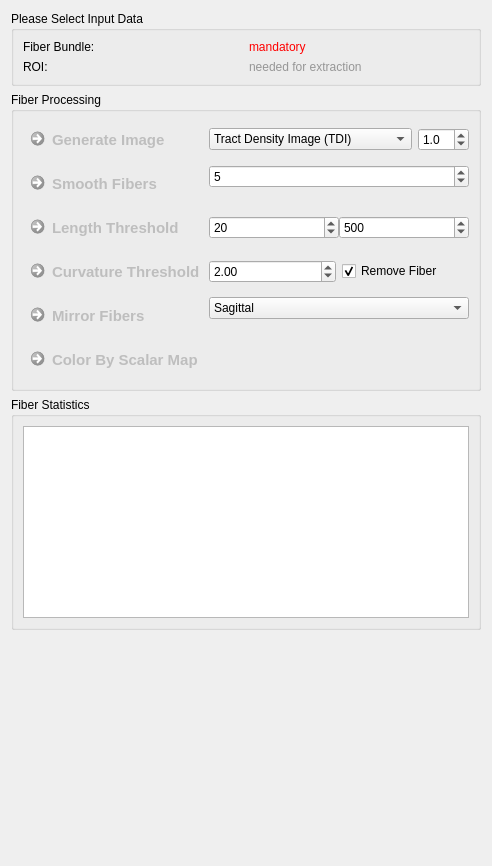
First picture: the form in Plugins/org.mitk.gui.qt.diffusionimaging/src/internal/QmitkFiberProcessingViewControls.ui, repository MITK/MITK, before the edit.
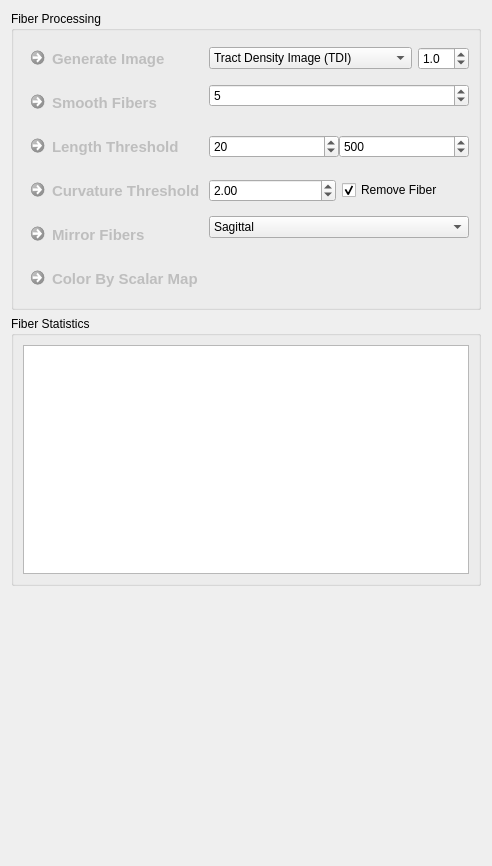
Second picture: the form after the edit.

Commit message: fixed by flipping before applying ellipsoidal shape to fiberbundle

The edit to the form file:
```diff
--- a/Plugins/org.mitk.gui.qt.diffusionimaging/src/internal/QmitkFiberProcessingViewControls.ui
+++ b/Plugins/org.mitk.gui.qt.diffusionimaging/src/internal/QmitkFiberProcessingViewControls.ui
@@ -15,6 +15,43 @@
   </property>
   <layout class="QGridLayout" name="gridLayout_10">
    <item row="1" column="0">
+    <widget class="QGroupBox" name="groupBox_3">
+     <property name="title">
+      <string>Fiber Statistics</string>
+     </property>
+     <layout class="QGridLayout" name="gridLayout_2">
+      <item row="0" column="0">
+       <widget class="QTextEdit" name="m_StatsTextEdit">
+        <property name="font">
+         <font>
+          <family>Courier 10 Pitch</family>
+         </font>
+        </property>
+        <property name="acceptDrops">
+         <bool>false</bool>
+        </property>
+        <property name="readOnly">
+         <bool>true</bool>
+        </property>
+       </widget>
+      </item>
+     </layout>
+    </widget>
+   </item>
+   <item row="2" column="0">
+    <spacer name="verticalSpacer">
+     <property name="orientation">
+      <enum>Qt::Vertical</enum>
+     </property>
+     <property name="sizeHint" stdset="0">
+      <size>
+       <width>20</width>
+       <height>40</height>
+      </size>
+     </property>
+    </spacer>
+   </item>
+   <item row="0" column="0">
     <widget class="QGroupBox" name="groupBox_2">
      <property name="title">
       <string>Fiber Processing</string>
@@ -433,86 +470,6 @@
      </layout>
     </widget>
    </item>
-   <item row="2" column="0">
-    <widget class="QGroupBox" name="groupBox_3">
-     <property name="title">
-      <string>Fiber Statistics</string>
-     </property>
-     <layout class="QGridLayout" name="gridLayout_2">
-      <item row="0" column="0">
-       <widget class="QTextEdit" name="m_StatsTextEdit">
-        <property name="font">
-         <font>
-          <family>Courier 10 Pitch</family>
-         </font>
-        </property>
-        <property name="acceptDrops">
-         <bool>false</bool>
-        </property>
-        <property name="readOnly">
-         <bool>true</bool>
-        </property>
-       </widget>
-      </item>
-     </layout>
-    </widget>
-   </item>
-   <item row="3" column="0">
-    <spacer name="verticalSpacer">
-     <property name="orientation">
-      <enum>Qt::Vertical</enum>
-     </property>
-     <property name="sizeHint" stdset="0">
-      <size>
-       <width>20</width>
-       <height>40</height>
-      </size>
-     </property>
-    </spacer>
-   </item>
-   <item row="0" column="0">
-    <widget class="QGroupBox" name="m_InputData">
-     <property name="title">
-      <string>Please Select Input Data</string>
-     </property>
-     <layout class="QGridLayout" name="gridLayout_9">
-      <item row="0" column="1">
-       <widget class="QLabel" name="m_FibLabel">
-        <property name="text">
-         <string>&lt;html&gt;&lt;head/&gt;&lt;body&gt;&lt;p&gt;&lt;span style=&quot; color:#ff0000;&quot;&gt;mandatory&lt;/span&gt;&lt;/p&gt;&lt;/body&gt;&lt;/html&gt;</string>
-        </property>
-       </widget>
-      </item>
-      <item row="1" column="1">
-       <widget class="QLabel" name="m_PfLabel">
-        <property name="text">
-         <string>&lt;html&gt;&lt;head/&gt;&lt;body&gt;&lt;p&gt;&lt;span style=&quot; color:#969696;&quot;&gt;needed for extraction&lt;/span&gt;&lt;/p&gt;&lt;/body&gt;&lt;/html&gt;</string>
-        </property>
-       </widget>
-      </item>
-      <item row="0" column="0">
-       <widget class="QLabel" name="label_2">
-        <property name="toolTip">
-         <string>Input DTI</string>
-        </property>
-        <property name="text">
-         <string>Fiber Bundle:</string>
-        </property>
-       </widget>
-      </item>
-      <item row="1" column="0">
-       <widget class="QLabel" name="label_6">
-        <property name="toolTip">
-         <string>Binary seed ROI. If not specified, the whole image area is seeded.</string>
-        </property>
-        <property name="text">
-         <string>ROI:</string>
-        </property>
-       </widget>
-      </item>
-     </layout>
-    </widget>
-   </item>
   </layout>
  </widget>
  <resources/>
```
The commit also changes 2 other files.
